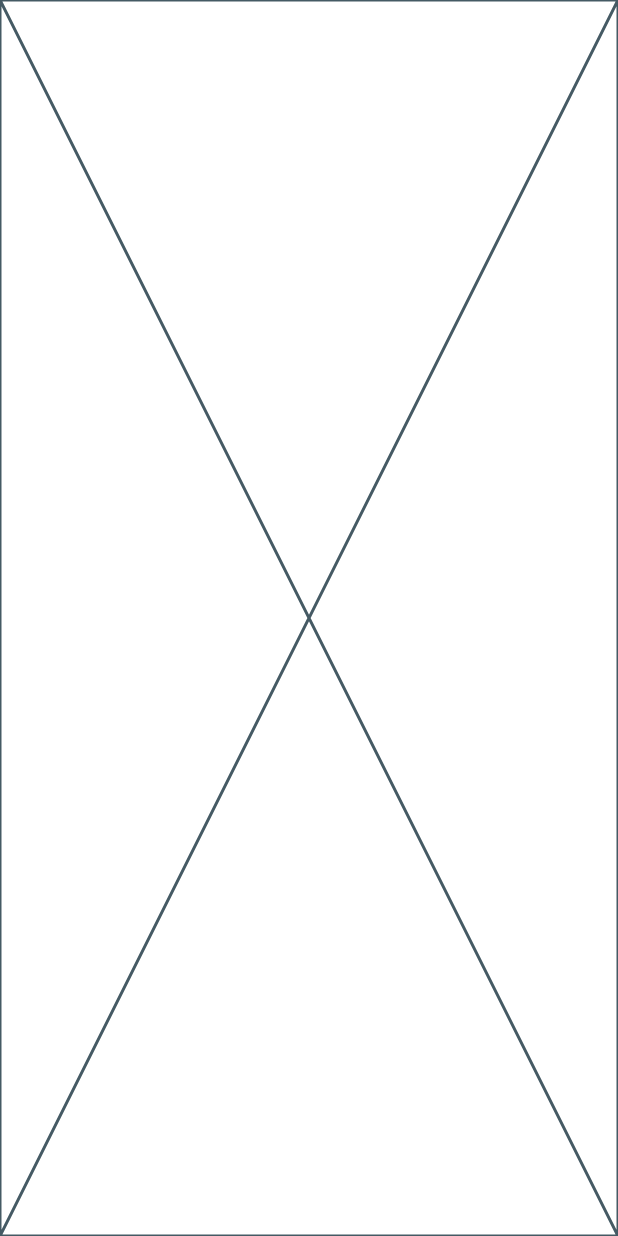
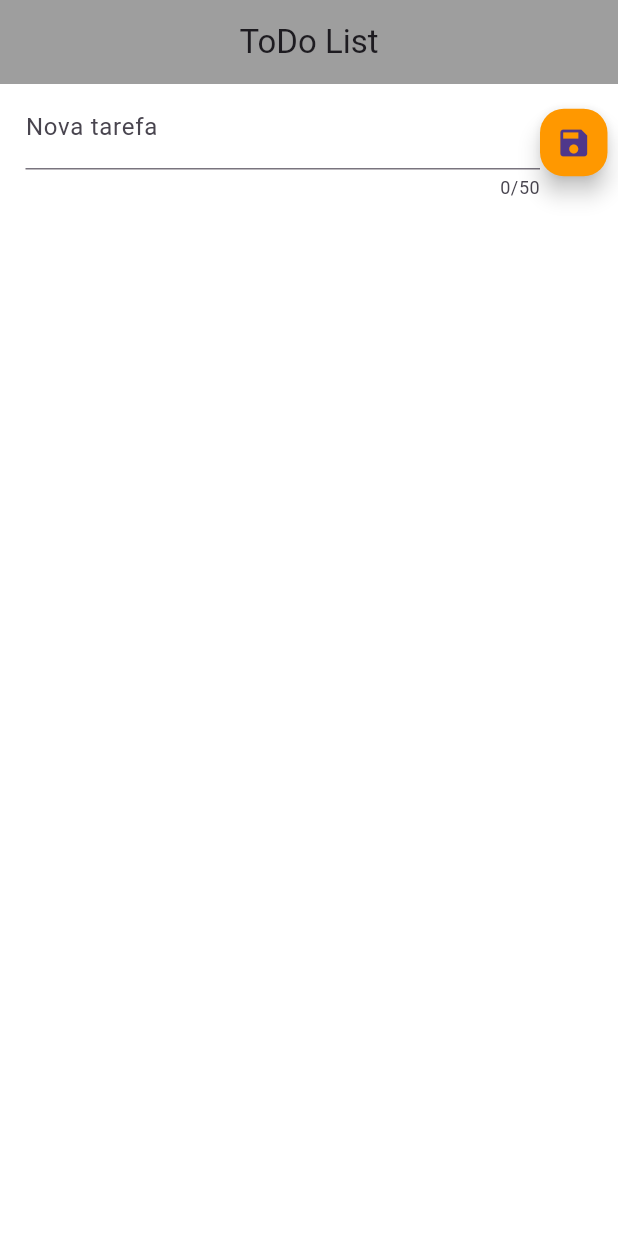
Before and after one commit to RafaDom10/todo_list_app, a Flutter app: the screen it shows after launch, on a phone screen of 412 x 824 dp. Run offline on Flutter 3.47's test engine with Material 3 defaults, Android fonts, the phone set to English and light mode, and no system bars.

```diff
--- a/lib/screens/home.dart
+++ b/lib/screens/home.dart
@@ -8,8 +8,61 @@ class Home extends StatefulWidget {
 }
 
 class _HomeState extends State<Home> {
+  final List _toDoList = [];
+  final TextEditingController _toDoController = TextEditingController();
+
+  void onPressed(BuildContext context) {
+    if (_toDoController.text.isEmpty) {
+      SnackBar alert = SnackBar(
+        content: const Text('Nome da tarefa é obrigatório'),
+        duration: const Duration(seconds: 5),
+        action: SnackBarAction(
+            label: 'ok',
+            onPressed: () {
+              ScaffoldMessenger.of(context).hideCurrentSnackBar();
+            }),
+      );
+
+      ScaffoldMessenger.of(context).removeCurrentSnackBar();
+      ScaffoldMessenger.of(context).showSnackBar(alert);
+    }
+  }
+
   @override
   Widget build(BuildContext context) {
-    return const Placeholder();
+    return Scaffold(
+      appBar: AppBar(
+        title: const Text('ToDo List'),
+        centerTitle: true,
+      ),
+      body: Builder(
+        builder: (context) => Column(
+          children: [
+            Container(
+              padding: const EdgeInsets.fromLTRB(17.0, 1.0, 7.0, 1.0),
+              child: Row(
+                children: [
+                  Expanded(
+                      child: TextField(
+                    controller: _toDoController,
+                    maxLength: 50,
+                    decoration:
+                        const InputDecoration(label: Text('Nova tarefa')),
+                  )),
+                  SizedBox(
+                    height: 45.0,
+                    width: 45.0,
+                    child: FloatingActionButton(
+                      onPressed: () => onPressed(context),
+                      child: const Icon(Icons.save),
+                    ),
+                  )
+                ],
+              ),
+            )
+          ],
+        ),
+      ),
+    );
   }
 }
```
